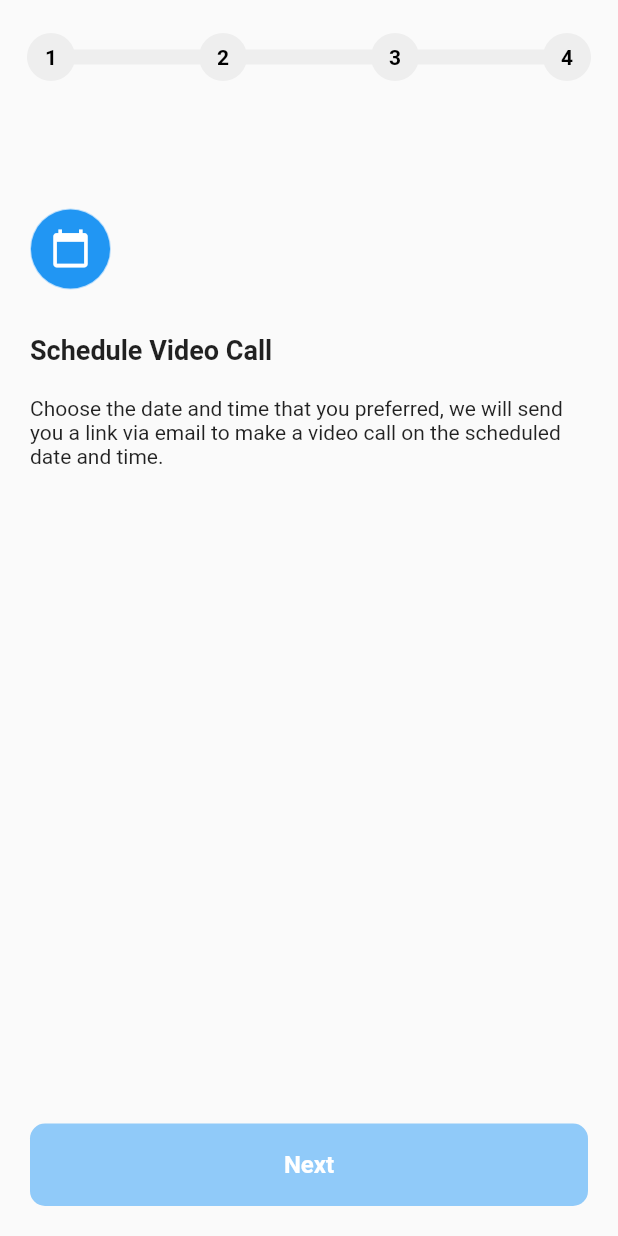
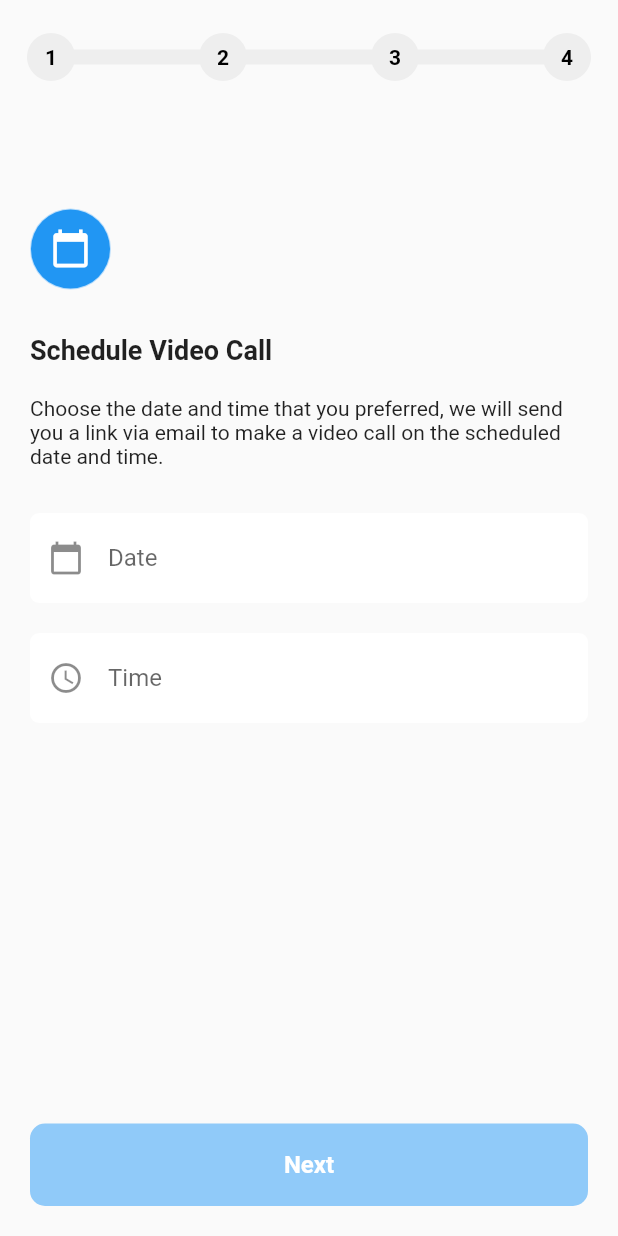
Before and after one commit to michaelrenops/gin_finans_app, a Flutter app: the screen it shows after launch, swiped to page 4, on a phone screen of 412 x 824 dp. Run offline on Flutter 3.47's test engine with Material 2 defaults, Android fonts, the phone set to English and light mode, and no system bars.

Commit message:
added date input and time input to schedule video call view

```diff
--- a/lib/pages/sign_up/views/page_view/page_view_schedule_video_call.dart
+++ b/lib/pages/sign_up/views/page_view/page_view_schedule_video_call.dart
@@ -53,6 +53,10 @@ class _PageViewScheduleVideoCallState extends State<PageViewScheduleVideoCall> w
             _title(),
             SizedBox(height: 20.0),
             _subTitle(),
+            SizedBox(height: 30.0),
+            DateInput(),
+            SizedBox(height: 20.0),
+            TimeInput()
           ],
         )
       ),
```
